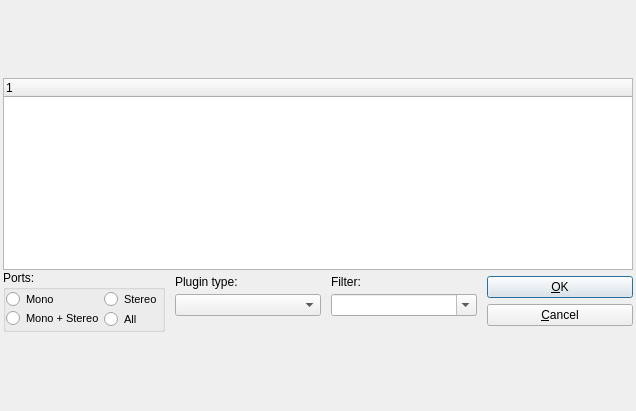
The window that src/muse/components/plugindialogbase.ui (emrum/muse) describes before a commit, drawn with Qt 5.
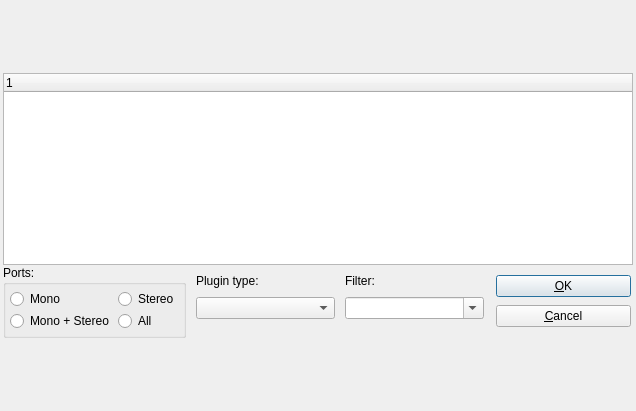
The same window after the commit.

```diff
--- a/src/muse/components/plugindialogbase.ui
+++ b/src/muse/components/plugindialogbase.ui
@@ -71,16 +71,16 @@
          <number>0</number>
         </property>
         <property name="leftMargin">
-         <number>0</number>
+         <number>2</number>
         </property>
         <property name="topMargin">
-         <number>0</number>
+         <number>2</number>
         </property>
         <property name="rightMargin">
-         <number>0</number>
+         <number>2</number>
         </property>
         <property name="bottomMargin">
-         <number>0</number>
+         <number>2</number>
         </property>
         <item>
          <layout class="QHBoxLayout" name="horizontalLayout_3">
@@ -90,15 +90,22 @@
           <item>
            <layout class="QVBoxLayout" name="verticalLayout_3">
             <property name="spacing">
-             <number>0</number>
+             <number>2</number>
+            </property>
+            <property name="leftMargin">
+             <number>2</number>
+            </property>
+            <property name="topMargin">
+             <number>2</number>
+            </property>
+            <property name="rightMargin">
+             <number>2</number>
+            </property>
+            <property name="bottomMargin">
+             <number>2</number>
             </property>
             <item>
              <widget class="QRadioButton" name="onlyM">
-              <property name="font">
-               <font>
-                <pointsize>8</pointsize>
-               </font>
-              </property>
               <property name="text">
                <string>Mono</string>
               </property>
@@ -109,11 +116,6 @@
             </item>
             <item>
              <widget class="QRadioButton" name="onlySM">
-              <property name="font">
-               <font>
-                <pointsize>8</pointsize>
-               </font>
-              </property>
               <property name="text">
                <string>Mono + Stereo</string>
               </property>
@@ -127,15 +129,22 @@
           <item>
            <layout class="QVBoxLayout" name="verticalLayout">
             <property name="spacing">
-             <number>1</number>
+             <number>2</number>
+            </property>
+            <property name="leftMargin">
+             <number>2</number>
+            </property>
+            <property name="topMargin">
+             <number>2</number>
+            </property>
+            <property name="rightMargin">
+             <number>2</number>
+            </property>
+            <property name="bottomMargin">
+             <number>2</number>
             </property>
             <item>
              <widget class="QRadioButton" name="onlyS">
-              <property name="font">
-               <font>
-                <pointsize>8</pointsize>
-               </font>
-              </property>
               <property name="text">
                <string>Stereo</string>
               </property>
@@ -146,11 +155,6 @@
             </item>
             <item>
              <widget class="QRadioButton" name="allPlug">
-              <property name="font">
-               <font>
-                <pointsize>8</pointsize>
-               </font>
-              </property>
               <property name="text">
                <string>All</string>
               </property>
@@ -247,6 +251,18 @@
      </item>
      <item row="2" column="3">
       <layout class="QVBoxLayout" name="verticalLayout_5">
+       <property name="leftMargin">
+        <number>2</number>
+       </property>
+       <property name="topMargin">
+        <number>2</number>
+       </property>
+       <property name="rightMargin">
+        <number>2</number>
+       </property>
+       <property name="bottomMargin">
+        <number>2</number>
+       </property>
        <item>
         <widget class="QPushButton" name="okB">
          <property name="text">
```
